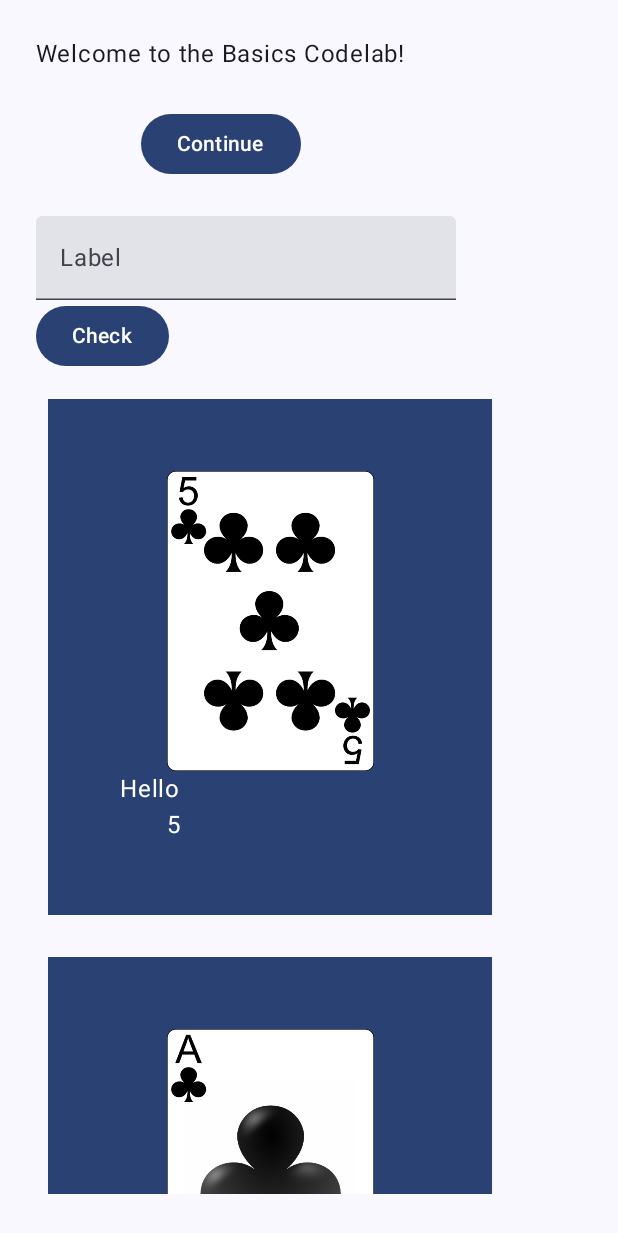
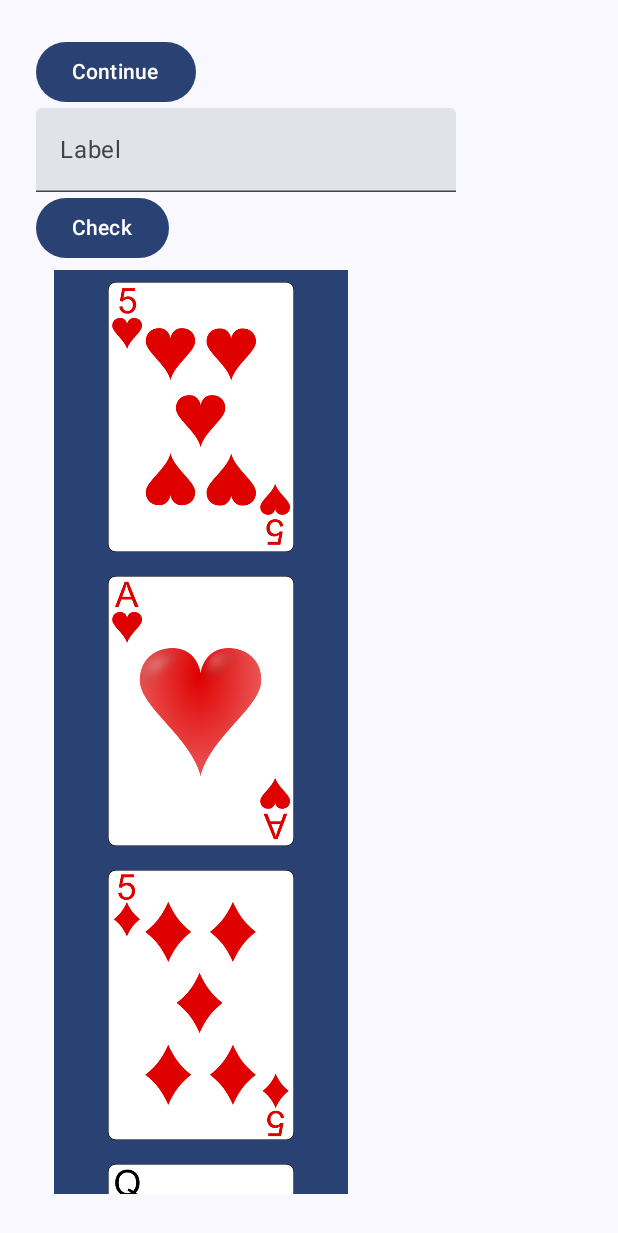
Before and after one commit to liming-zhao/androidapp, an Android app built with Jetpack Compose: the screen it shows after launch (MainActivity), after a tap on "Continue", on a phone screen of 412 x 824 dp. Shown: the top 1233 px of the screen. Run offline under Robolectric (Android 15) with nearby library versions, the phone set to English and light mode, and no system bars.

Commit message:
adding suit to cards; adding a method generate a card with random number and suit

```diff
--- a/app/src/main/java/com/example/fungame/MainActivity.kt
+++ b/app/src/main/java/com/example/fungame/MainActivity.kt
@@ -42,7 +42,6 @@ import com.example.fungame.ui.theme.FunGameTheme
 import net.objecthunter.exp4j.ExpressionBuilder
 import kotlin.random.Random
 
-
 @Composable
 fun OnboardingScreen(
     onContinueClicked:  () ->Unit,
@@ -52,12 +51,12 @@ fun OnboardingScreen(
 
     Column(
         //modifier = modifier.fillMaxSize(),
-        verticalArrangement = Arrangement.Center,
+        verticalArrangement = Arrangement.Top,
         horizontalAlignment = Alignment.CenterHorizontally
     ) {
-        Text("Welcome to the Basics Codelab!")
+        //Text("Welcome to the Basics Codelab!")
         Button(
-            modifier = Modifier.padding(vertical = 24.dp),
+            modifier = Modifier.padding(vertical = 0.dp),
             onClick = onContinueClicked
         ) {
             Text("Continue")
@@ -86,6 +85,9 @@ class MainActivity : ComponentActivity() {
     }
 }
 
+
+data class CardVal(val name: String, val suit: String)
+
 fun generateRandomIntegers(
     n: Int,
     rangeStart: Int = 2,
@@ -94,7 +96,27 @@ fun generateRandomIntegers(
     return List(n) { Random.nextInt(rangeStart, rangeEnd + 1) }.toTypedArray()
     }
 
+fun generateSuit(
+    n: Int,
+    rangeStart: Int = 1,
+    rangeEnd: Int = 4
+): Array<String> {
 
+    var suitArr = arrayOf("clubs","hearts","spades","diamonds")
+
+    return List(n) { suitArr[Random.nextInt(rangeStart, rangeEnd + 1) - 1] }.toTypedArray()
+}
+
+fun generateRandomCardVal(n : Int): Array<CardVal>
+{
+    var mappingFun: (Int) -> String = {num -> intToString(num) }
+    val names = generateRandomIntegers(n).map(mappingFun);
+    val suit = generateSuit(n);
+
+    val cardvals = Array<CardVal>(n){i->CardVal(names[i],suit[i])}
+
+    return cardvals;
+}
 
 fun intToString(n: Int): String {
     val stringArray = arrayOf("jack","queen","king","ace")
@@ -103,7 +125,6 @@ fun intToString(n: Int): String {
     }
     else return stringArray[n-11];
 }
-
 
 fun evaluateMathExpression(expression: String): Double? {
     return try {
@@ -121,14 +142,14 @@ fun MyApp(modifier: Modifier = Modifier){
     var shouldShowOnboarding by remember {mutableStateOf(true)}
     var text by remember { mutableStateOf("") }
     var result by remember { mutableStateOf(false) }
-    var mylist = remember { mutableStateListOf("2", "3", "4") }
+    var mylist = remember { mutableStateListOf(CardVal("2","clubs")) }
 
     Surface(modifier)
       {
           Column(modifier = Modifier.padding((24.dp))) {
 
                    OnboardingScreen(onContinueClicked = {
-                       val newItems = generateRandomIntegers(4).map(mappingFun)
+                       val newItems = generateRandomCardVal(4)//generateRandomIntegers(4).map(mappingFun)
                        mylist.clear()
                        mylist.addAll(newItems)
                    })
@@ -154,7 +175,7 @@ fun MyApp(modifier: Modifier = Modifier){
 @Composable
 private fun Greetings(
     modifier: Modifier = Modifier,
-    names: List<String> = listOf("World", "Compose"),
+    names: List<CardVal> = listOf(CardVal("2","clubs")),
     text:String,
     onTextChange:(String)->Unit,
     onClick: ()->Unit
@@ -170,20 +191,11 @@ private fun Greetings(
         Text("Check")
     }
 
-
-
-
-
-
-
-
     LazyColumn(modifier = modifier.padding(vertical = 4.dp)) {
         items(items = names) { name ->
-            Card(name = name)
+            Card(name = name.name.toString(),suit = name.suit)
         }
     }
-
-
     /*Column(modifier = modifier.padding(vertical = 4.dp, horizontal = 25.dp)) {
         for (name in names) {
             Card(name = name)
@@ -198,23 +210,20 @@ fun getCardResId(rank: String, suit: String, context: Context): Int {
     return imageResource;
 }
 
-
-
 /*fun getImageName(name: String): Int
 {
     getResources().getIdentifier(name, "id", getPackageName());
     return 0;
 }*/
 
-
 @Composable
-fun Card(name: String, modifier: Modifier = Modifier) {
+fun Card(name: String, suit:String="clubs", modifier: Modifier = Modifier) {
     val expanded = remember {mutableStateOf(false)}
     val extrapadding = if (expanded.value) 48.dp else 0.dp
-    val idv = getCardResId(name,"clubs", context = LocalContext.current )
+    val idv = getCardResId(name,suit, context = LocalContext.current )
     Surface(color = MaterialTheme.colorScheme.primary,
-        modifier = modifier.padding(vertical=14.dp,horizontal=8.dp)) {
-        Row(modifier = Modifier.padding((48.dp))) {
+        modifier = modifier.padding(vertical=0.dp,horizontal=12.dp)) {
+        Row(modifier = Modifier.padding((8.dp))) {
             Column(modifier = modifier.padding(bottom = extrapadding))
 
             {
@@ -222,14 +231,14 @@ fun Card(name: String, modifier: Modifier = Modifier) {
                     //#painterResource(id=R.drawable.card2_of_clubs),
                     painterResource(id=idv),
                     contentDescription = null,
-                    modifier = Modifier.size(200.dp)
+                    modifier = Modifier.size(180.dp)
                 )
 
-                Text(
+                /*Text(
                     text = "Hello ",
                 )
 
-                Text(text = "       $name")
+                Text(text = "       $name")*/
             }
 
         }
```
Also changed, not shown: 1 other file.
